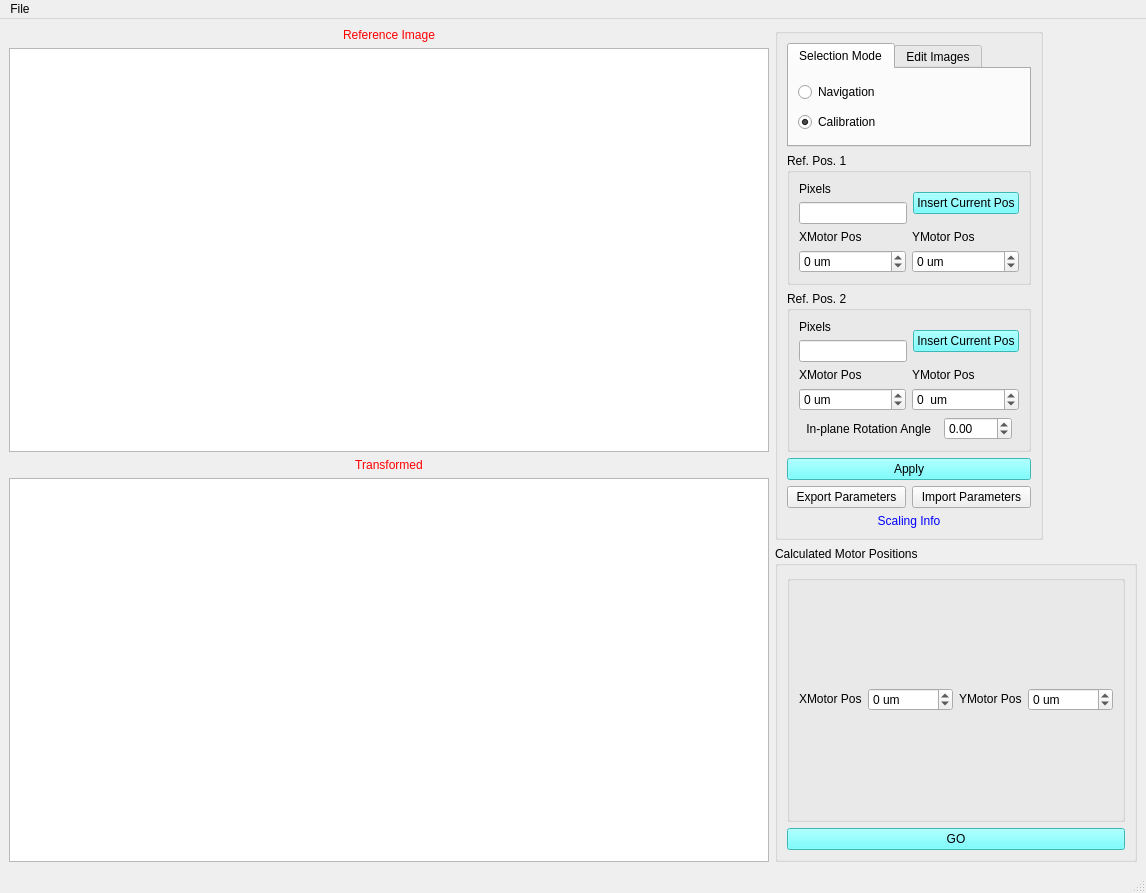
Old version of the form Scan/imageCorrelation.ui in the repository pattammattel/HXN_GUI.
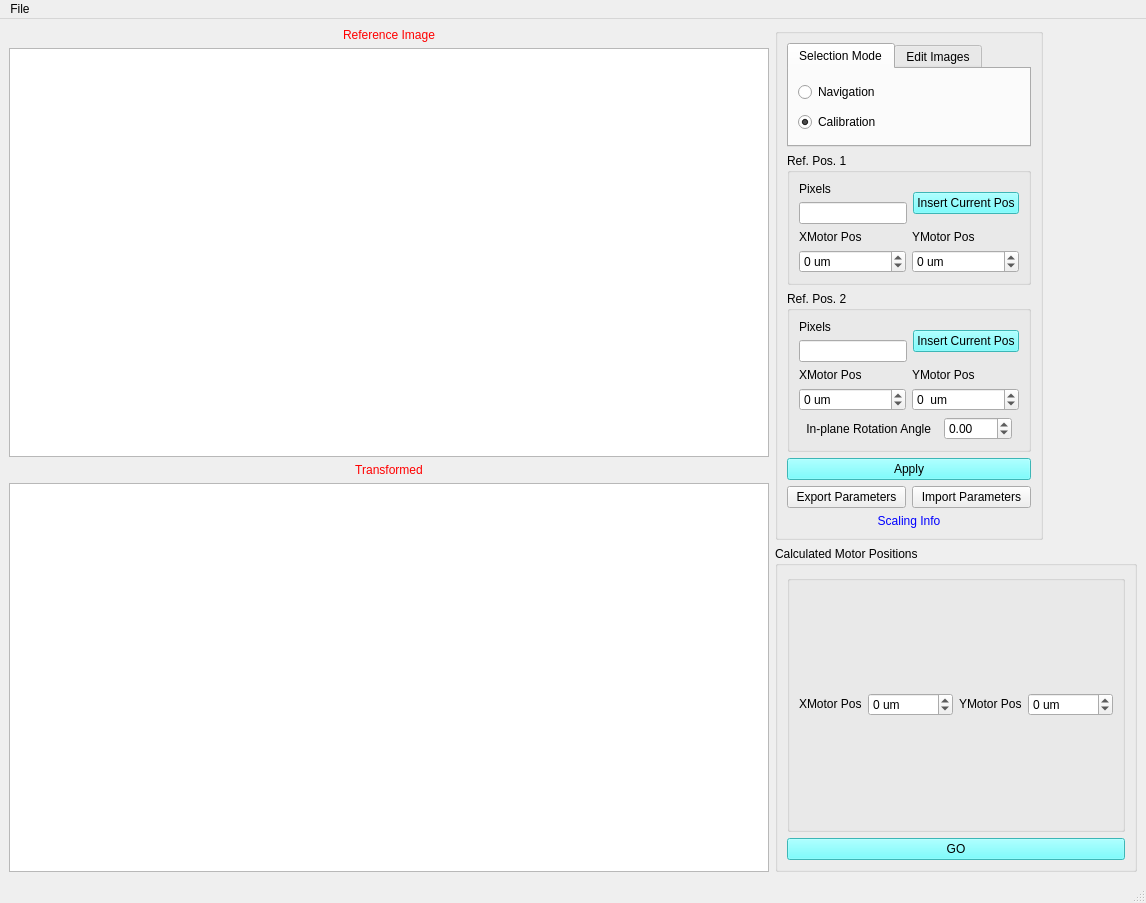
New version of the form. Custom widgets are drawn as their Qt base class.

Commit message: os path to ui

```diff
--- a/Scan/imageCorrelation.ui
+++ b/Scan/imageCorrelation.ui
@@ -7,7 +7,7 @@
     <x>0</x>
     <y>0</y>
     <width>1146</width>
-    <height>893</height>
+    <height>903</height>
    </rect>
   </property>
   <property name="windowTitle">
```
The commit also changes 3 other files.
